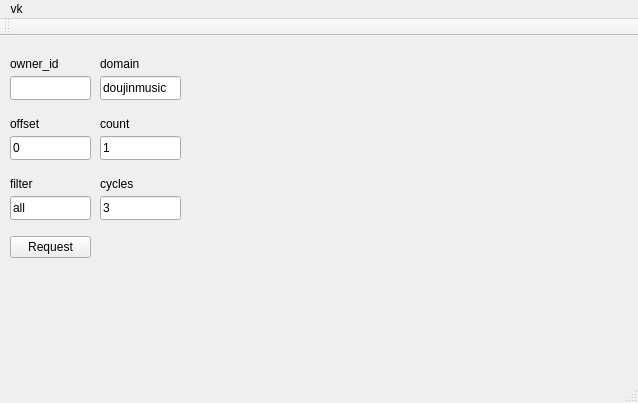
This is wallreader/interface.ui in zavalroman/vkdoujinmusic as Qt 5 draws it before an edit. The edited form follows.
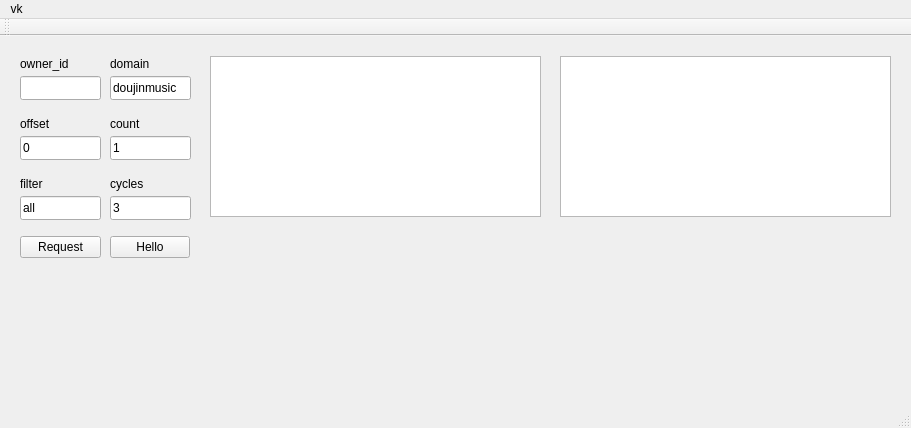
This is the edited form.

Commit message: add two list to ui

```diff
--- a/wallreader/interface.ui
+++ b/wallreader/interface.ui
@@ -6,8 +6,8 @@
    <rect>
     <x>0</x>
     <y>0</y>
-    <width>638</width>
-    <height>403</height>
+    <width>911</width>
+    <height>428</height>
    </rect>
   </property>
   <property name="windowTitle">
@@ -17,7 +17,7 @@
    <widget class="QLineEdit" name="lineCycle">
     <property name="geometry">
      <rect>
-      <x>100</x>
+      <x>110</x>
       <y>160</y>
       <width>81</width>
       <height>24</height>
@@ -30,7 +30,7 @@
    <widget class="QLabel" name="label_3">
     <property name="geometry">
      <rect>
-      <x>10</x>
+      <x>20</x>
       <y>20</y>
       <width>61</width>
       <height>16</height>
@@ -43,7 +43,7 @@
    <widget class="QLabel" name="label_7">
     <property name="geometry">
      <rect>
-      <x>100</x>
+      <x>110</x>
       <y>140</y>
       <width>61</width>
       <height>16</height>
@@ -56,7 +56,7 @@
    <widget class="QLabel" name="label">
     <property name="geometry">
      <rect>
-      <x>100</x>
+      <x>110</x>
       <y>80</y>
       <width>49</width>
       <height>16</height>
@@ -69,7 +69,7 @@
    <widget class="QLabel" name="label_4">
     <property name="geometry">
      <rect>
-      <x>10</x>
+      <x>20</x>
       <y>80</y>
       <width>49</width>
       <height>16</height>
@@ -82,7 +82,7 @@
    <widget class="QLineEdit" name="lineFilter">
     <property name="geometry">
      <rect>
-      <x>10</x>
+      <x>20</x>
       <y>160</y>
       <width>81</width>
       <height>24</height>
@@ -95,7 +95,7 @@
    <widget class="QLineEdit" name="lineOffset">
     <property name="geometry">
      <rect>
-      <x>10</x>
+      <x>20</x>
       <y>100</y>
       <width>81</width>
       <height>24</height>
@@ -108,7 +108,7 @@
    <widget class="QLineEdit" name="lineCount">
     <property name="geometry">
      <rect>
-      <x>100</x>
+      <x>110</x>
       <y>100</y>
       <width>81</width>
       <height>24</height>
@@ -121,7 +121,7 @@
    <widget class="QLineEdit" name="lineOwnerId">
     <property name="geometry">
      <rect>
-      <x>10</x>
+      <x>20</x>
       <y>40</y>
       <width>81</width>
       <height>24</height>
@@ -134,7 +134,7 @@
    <widget class="QLabel" name="label_5">
     <property name="geometry">
      <rect>
-      <x>100</x>
+      <x>110</x>
       <y>20</y>
       <width>49</width>
       <height>16</height>
@@ -147,7 +147,7 @@
    <widget class="QLineEdit" name="lineDomain">
     <property name="geometry">
      <rect>
-      <x>100</x>
+      <x>110</x>
       <y>40</y>
       <width>81</width>
       <height>24</height>
@@ -160,7 +160,7 @@
    <widget class="QLabel" name="label_6">
     <property name="geometry">
      <rect>
-      <x>10</x>
+      <x>20</x>
       <y>140</y>
       <width>49</width>
       <height>16</height>
@@ -173,7 +173,7 @@
    <widget class="QPushButton" name="requestButton">
     <property name="geometry">
      <rect>
-      <x>10</x>
+      <x>20</x>
       <y>200</y>
       <width>81</width>
       <height>22</height>
@@ -183,27 +183,46 @@
      <string>Request</string>
     </property>
    </widget>
-   <zorder>lineFilter</zorder>
-   <zorder>lineCycle</zorder>
-   <zorder>label_3</zorder>
-   <zorder>label_7</zorder>
-   <zorder>label</zorder>
-   <zorder>label_4</zorder>
-   <zorder>lineFilter</zorder>
-   <zorder>lineOffset</zorder>
-   <zorder>lineCount</zorder>
-   <zorder>lineOwnerId</zorder>
-   <zorder>label_5</zorder>
-   <zorder>lineDomain</zorder>
-   <zorder>label_6</zorder>
-   <zorder>requestButton</zorder>
+   <widget class="QListView" name="processView">
+    <property name="geometry">
+     <rect>
+      <x>210</x>
+      <y>20</y>
+      <width>331</width>
+      <height>161</height>
+     </rect>
+    </property>
+   </widget>
+   <widget class="QListView" name="alarmView">
+    <property name="geometry">
+     <rect>
+      <x>560</x>
+      <y>20</y>
+      <width>331</width>
+      <height>161</height>
+     </rect>
+    </property>
+   </widget>
+   <widget class="QPushButton" name="pushButton">
+    <property name="geometry">
+     <rect>
+      <x>110</x>
+      <y>200</y>
+      <width>80</width>
+      <height>22</height>
+     </rect>
+    </property>
+    <property name="text">
+     <string>Hello</string>
+    </property>
+   </widget>
   </widget>
   <widget class="QMenuBar" name="menuBar">
    <property name="geometry">
     <rect>
      <x>0</x>
      <y>0</y>
-     <width>638</width>
+     <width>911</width>
      <height>19</height>
     </rect>
    </property>
```
The commit also changes 5 other files.
